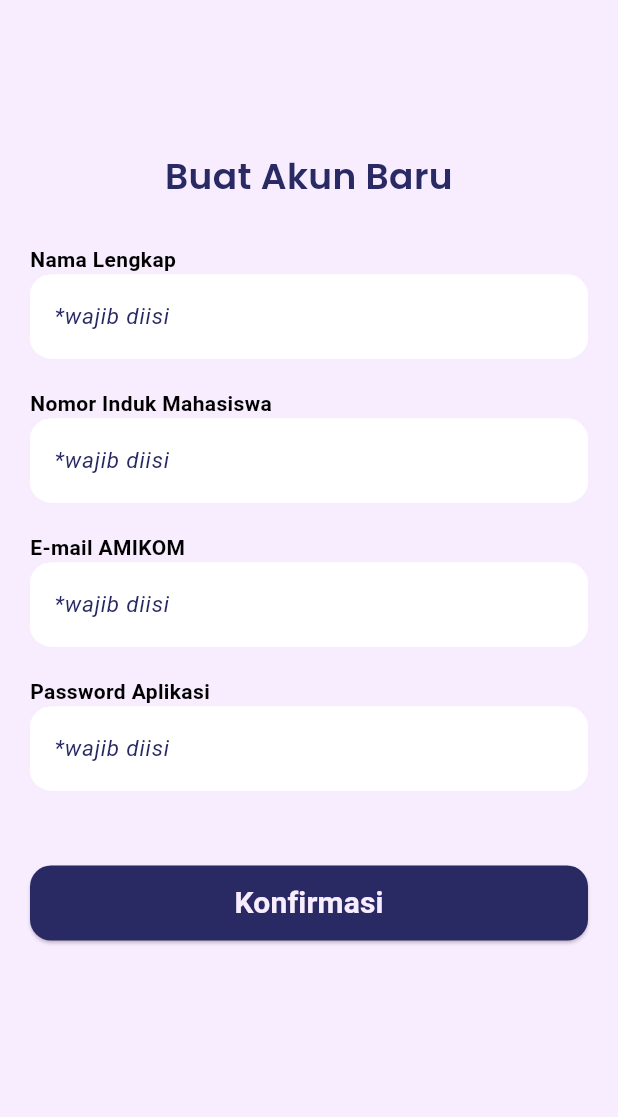
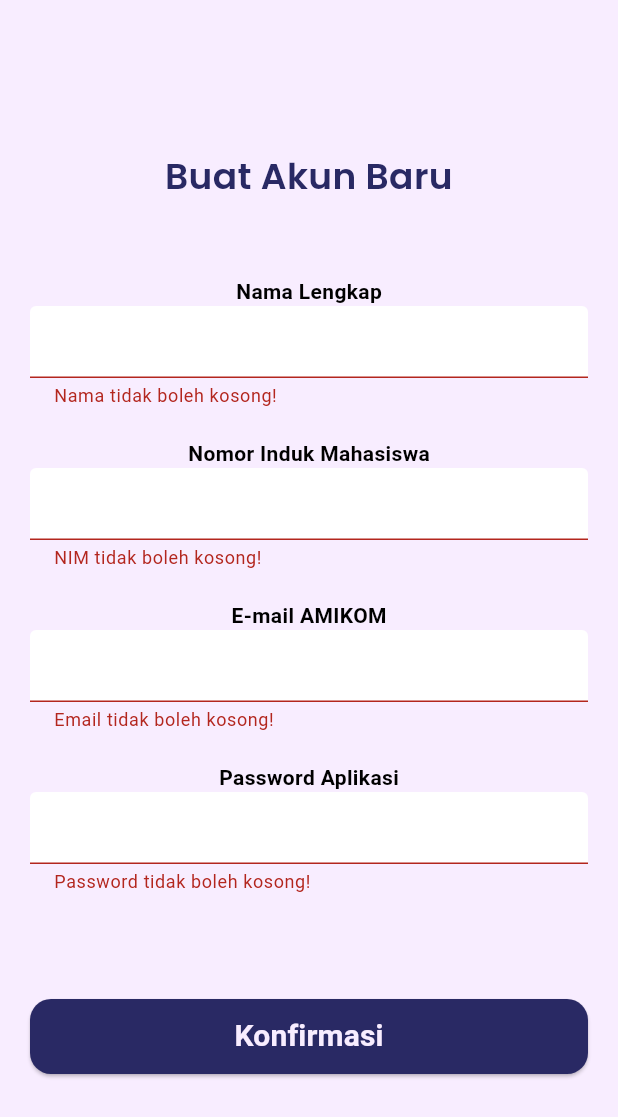
Before and after one commit to NFLSTY/LibraryPlus, a Flutter app: the CreateAcc screen opened directly, after a tap on "Konfirmasi", on a phone screen of 412 x 824 dp. Shown: the top 1117 px of the screen. Run offline on Flutter 3.47's test engine with Material 3 defaults, Android fonts, the phone set to English and light mode, and no system bars; our stand-ins replace google_fonts.

Commit message:
sign up finished + remove unused things

```diff
--- a/libraryplus/lib/pages/login_page/create_acc.dart
+++ b/libraryplus/lib/pages/login_page/create_acc.dart
@@ -10,11 +10,11 @@ class CreateAcc extends StatefulWidget {
 }
 
 class _CreateAccState extends State<CreateAcc> {
+  final _formState = GlobalKey<FormState>();
   final TextEditingController _nameController = TextEditingController();
   final TextEditingController _nimController = TextEditingController();
   final TextEditingController _emailController = TextEditingController();
   final TextEditingController _passwordController = TextEditingController();
-  bool _isErrorVisible = false;
 
   @override
   Widget build(BuildContext context) {
@@ -32,37 +32,41 @@ class _CreateAccState extends State<CreateAcc> {
             ),
           ),
           SizedBox(
-            height: 29,
+            height: 50,
           ),
-          //Input Name box
+          Form(
+            key: _formState,
+            child: Column(
+              children: [
+                //Input Name
                 const Text(
                   'Nama Lengkap',
+                  textAlign: TextAlign.left,
                   style: TextStyle(
                     color: Colors.black,
                     fontStyle: FontStyle.normal,
                     fontWeight: FontWeight.bold,
                   ),
                 ),
-          TextField(
+                TextFormField(
                   controller: _nameController,
+                  validator: (value) {
+                    if (value == '') {
+                      return "Nama tidak boleh kosong!";
+                    }
+                  },
                   decoration: InputDecoration(
                     enabledBorder: OutlineInputBorder(
                         borderRadius: BorderRadius.circular(14),
                         borderSide: BorderSide(color: Colors.white)),
                     filled: true,
                     fillColor: Colors.white,
-              hintText: '*wajib diisi',
-              hintStyle: TextStyle(
-                color: textColor1,
-                fontStyle: FontStyle.italic,
-                fontSize: 15,
-              ),
                   ),
                 ),
                 SizedBox(
                   height: 20,
                 ),
-          //Input NIM box
+                //Input NIM
                 const Text(
                   'Nomor Induk Mahasiswa',
                   style: TextStyle(
@@ -71,20 +75,19 @@ class _CreateAccState extends State<CreateAcc> {
                     fontWeight: FontWeight.bold,
                   ),
                 ),
-          TextField(
+                TextFormField(
                   controller: _nimController,
+                  validator: (value) {
+                    if (value == '') {
+                      return "NIM tidak boleh kosong!";
+                    }
+                  },
                   decoration: InputDecoration(
                     enabledBorder: OutlineInputBorder(
                         borderRadius: BorderRadius.circular(14),
                         borderSide: BorderSide(color: Colors.white)),
                     filled: true,
                     fillColor: Colors.white,
-              hintText: '*wajib diisi',
-              hintStyle: TextStyle(
-                color: textColor1,
-                fontStyle: FontStyle.italic,
-                fontSize: 15,
-              ),
                   ),
                 ),
                 SizedBox(
@@ -99,20 +102,19 @@ class _CreateAccState extends State<CreateAcc> {
                     fontWeight: FontWeight.bold,
                   ),
                 ),
-          TextField(
+                TextFormField(
                   controller: _emailController,
+                  validator: (value) {
+                    if (value == '') {
+                      return "Email tidak boleh kosong!";
+                    }
+                  },
                   decoration: InputDecoration(
                     enabledBorder: OutlineInputBorder(
                         borderRadius: BorderRadius.circular(14),
                         borderSide: BorderSide(color: Colors.white)),
                     filled: true,
                     fillColor: Colors.white,
-              hintText: '*wajib diisi',
-              hintStyle: TextStyle(
-                color: textColor1,
-                fontStyle: FontStyle.italic,
-                fontSize: 15,
-              ),
                   ),
                 ),
                 SizedBox(
@@ -127,35 +129,30 @@ class _CreateAccState extends State<CreateAcc> {
                     fontWeight: FontWeight.bold,
                   ),
                 ),
-          TextField(
+                TextFormField(
                   controller: _passwordController,
+                  validator: (value) {
+                    if (value == '') {
+                      return "Password tidak boleh kosong!";
+                    }
+                  },
                   decoration: InputDecoration(
                     enabledBorder: OutlineInputBorder(
                         borderRadius: BorderRadius.circular(14),
                         borderSide: BorderSide(color: Colors.white)),
                     filled: true,
                     fillColor: Colors.white,
-              hintText: '*wajib diisi',
-              hintStyle: TextStyle(
-                color: textColor1,
-                fontStyle: FontStyle.italic,
-                fontSize: 15,
                   ),
                 ),
+              ],
+            )
           ),
           SizedBox(
-            height: 50,
+            height: 70,
           ),
           ElevatedButton(
             onPressed: () {
-                if (_nameController.text == '' &&
-                    _nimController.text == '' &&
-                    _emailController.text == '' &&
-                    _passwordController.text == '') {
-                  setState(() {
-                    _isErrorVisible = true;
-                  });
-                } else {
+              if (_formState.currentState!.validate()) {
                 Navigator.push(context, MaterialPageRoute(builder: (context) => HomePage()));
               }
             },
@@ -168,8 +165,13 @@ class _CreateAccState extends State<CreateAcc> {
             ),
             child: Text(
               'Konfirmasi',
-                style: TextStyle(color: backgroundColor1, fontSize: 20, fontWeight: semiBold),
-              ))
+              style: TextStyle(
+                color: backgroundColor1,
+                fontSize: 20,
+                fontWeight: semiBold
+              ),
+            )
+          )
         ],
       ),
     );
--- a/libraryplus/lib/pages/login_page/login_page.dart
+++ b/libraryplus/lib/pages/login_page/login_page.dart
@@ -125,7 +125,7 @@ class _LoginPageState extends State<LoginPage> {
               )
             ),
             SizedBox(
-              height: 100,
+              height: 200,
             ),
             Row(
               mainAxisAlignment: MainAxisAlignment.center,
@@ -135,7 +135,7 @@ class _LoginPageState extends State<LoginPage> {
                   style: blackTextStyle.copyWith(
                     color: textColor2,
                     fontSize: 10,
-                    fontWeight: semiBold,
+                    fontWeight: medium,
                   ),
                 ),
                 TextButton(
--- a/libraryplus/lib/pages/qrcode_page.dart
+++ b/libraryplus/lib/pages/qrcode_page.dart
@@ -27,6 +27,9 @@ class DataPage extends StatelessWidget {
               ),
             ),
             SizedBox(
+              height: 50,
+            ),
+            SizedBox(
               child: Row(
                 mainAxisAlignment: MainAxisAlignment.center,
                 children: [
@@ -52,9 +55,6 @@ class DataPage extends StatelessWidget {
                 ],
               ),
             ),
-            SizedBox(
-              height: 100,
-            )
           ],
         ),
       ),
```
Also changed, not shown: libraryplus/lib/pages/profile_page/cc_info.dart (deleted). Lines whose indentation alone changed are shown as unchanged.
